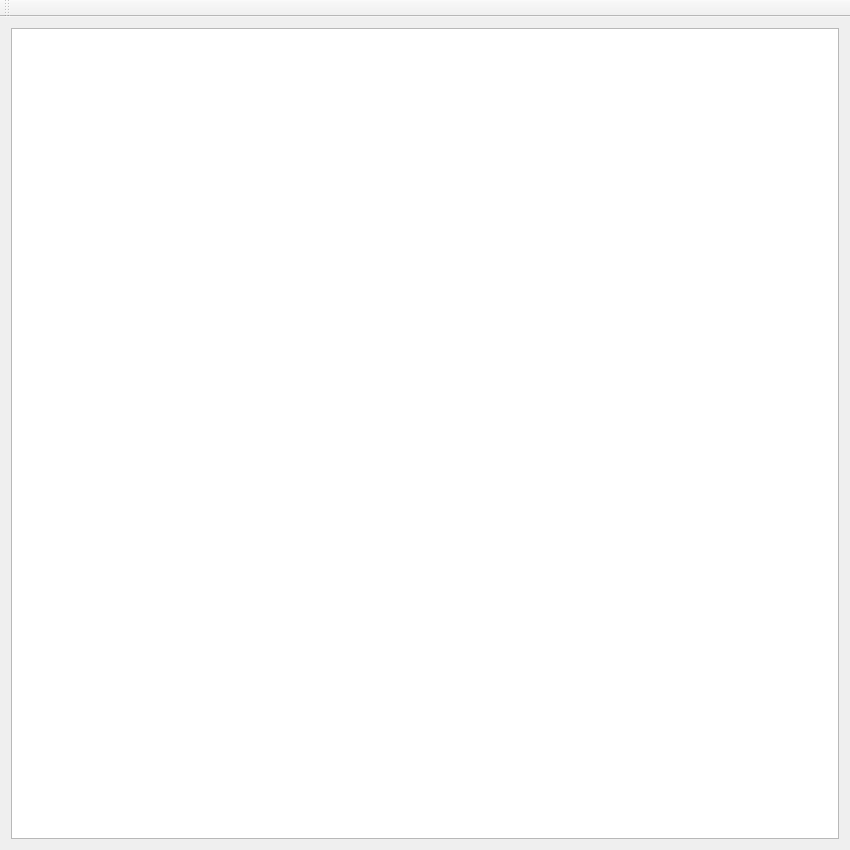
The window that Imagem/mainwindow.ui (dant25/ray_tracing) describes before a commit, drawn with Qt 5.
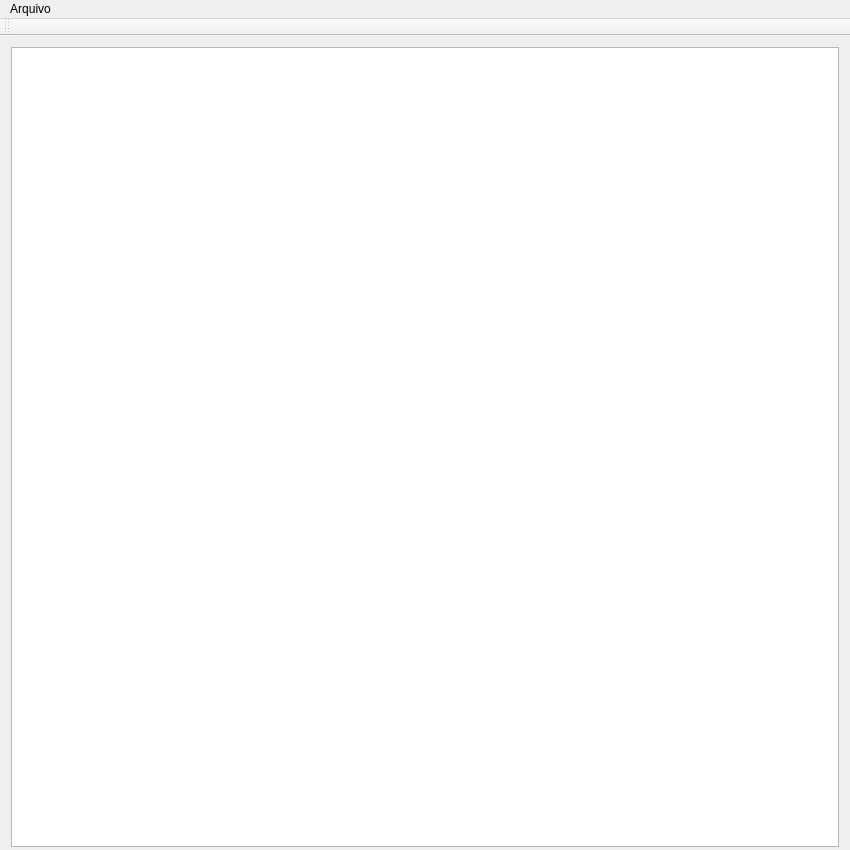
The same window after the commit.

What changed in the file:
```diff
--- a/Imagem/mainwindow.ui
+++ b/Imagem/mainwindow.ui
@@ -29,6 +29,12 @@
     </property>
     <item>
      <widget class="QGraphicsView" name="graphicsView">
+      <property name="minimumSize">
+       <size>
+        <width>800</width>
+        <height>800</height>
+       </size>
+      </property>
       <property name="autoFillBackground">
        <bool>true</bool>
       </property>
@@ -44,6 +50,28 @@
     <bool>false</bool>
    </attribute>
   </widget>
+  <widget class="QMenuBar" name="menuBar">
+   <property name="geometry">
+    <rect>
+     <x>0</x>
+     <y>0</y>
+     <width>850</width>
+     <height>25</height>
+    </rect>
+   </property>
+   <widget class="QMenu" name="menuArquivo">
+    <property name="title">
+     <string>Arquivo</string>
+    </property>
+    <addaction name="actionSalvar"/>
+   </widget>
+   <addaction name="menuArquivo"/>
+  </widget>
+  <action name="actionSalvar">
+   <property name="text">
+    <string>Salvar</string>
+   </property>
+  </action>
  </widget>
  <layoutdefault spacing="6" margin="11"/>
  <resources/>
```
